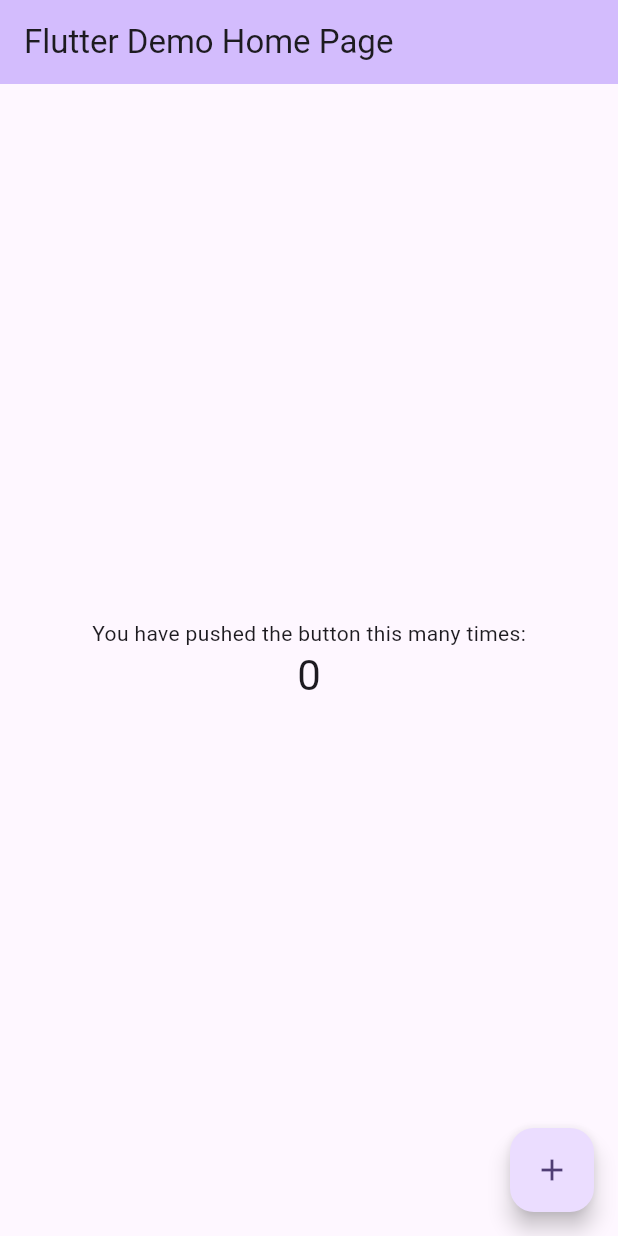
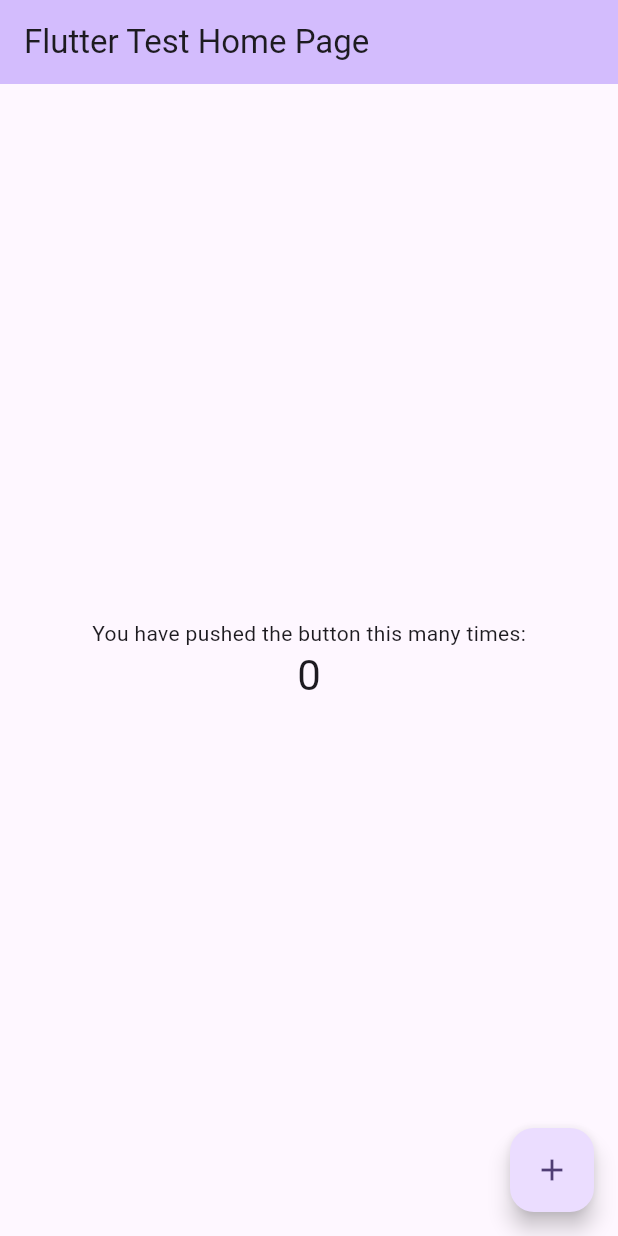
Before and after one commit to satyasolves/google_app, a Flutter app: the screen it shows after launch, on a phone screen of 412 x 824 dp. Run offline on Flutter 3.47's test engine with Material 3 defaults, Android fonts, the phone set to English and light mode, and no system bars.

Commit message:
modified title home

```diff
--- a/lib/main.dart
+++ b/lib/main.dart
@@ -31,7 +31,7 @@ class MyApp extends StatelessWidget {
         colorScheme: ColorScheme.fromSeed(seedColor: Colors.deepPurple),
         useMaterial3: true,
       ),
-      home: const MyHomePage(title: 'Flutter Demo Home Page'),
+      home: const MyHomePage(title: 'Flutter Test Home Page'),
     );
   }
 }
```
